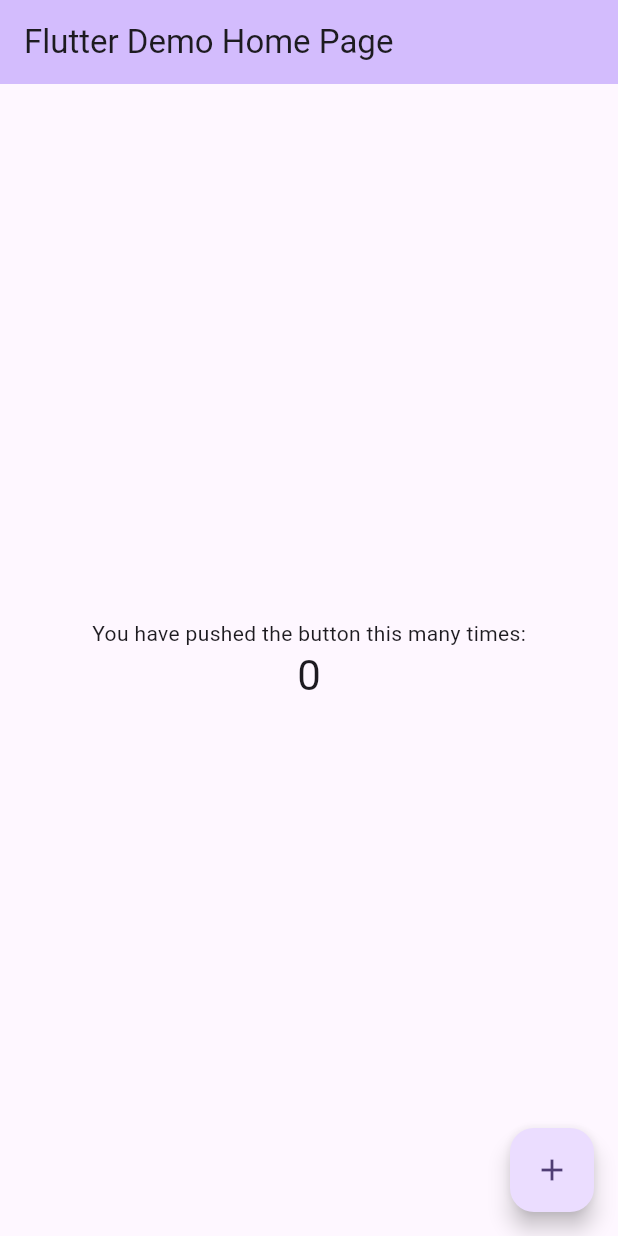
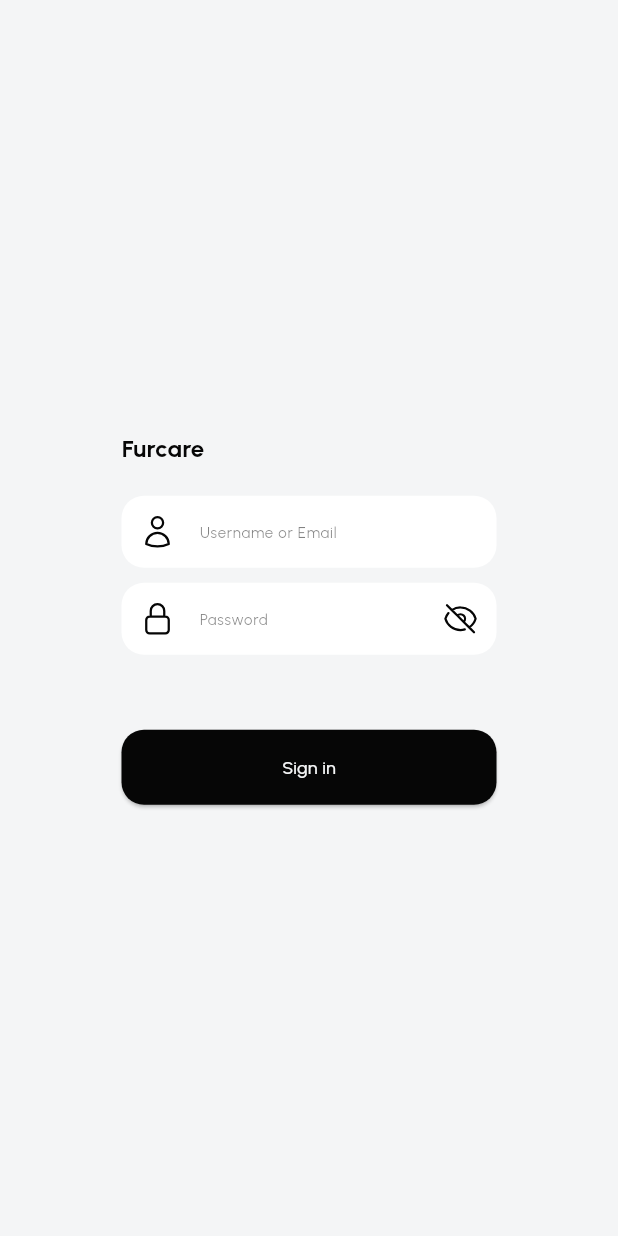
Before and after one commit to kloyaa/furcarev2, a Flutter app: the screen it shows after launch, on a phone screen of 412 x 824 dp. Run offline on Flutter 3.47's test engine with Material 3 defaults, Android fonts, the phone set to English and light mode, and no system bars; our stand-ins replace dio, google_fonts, heroicons.

Commit message:
feat(client): create auth screen

```diff
--- /dev/null
+++ b/lib/consts/colors.dart
@@ -0,0 +1,27 @@
+import 'package:flutter/material.dart';
+
+class AppColors {
+  static const Color primary = Color(0xFF060606);
+  static const Color secondary = Color(0xFFf4f5f6);
+  static const Color danger = Color(0xFFFF0109);
+  static const Color menuBackground = Color(0xFF090912);
+  static const Color itemsBackground = Color(0xFF1B2339);
+  static const Color pageBackground = Color(0xFF282E45);
+  static const Color mainTextColor1 = Colors.white;
+  static const Color mainTextColor2 = Colors.white70;
+  static const Color mainTextColor3 = Colors.white38;
+  static const Color mainGridLineColor = Colors.white10;
+  static const Color borderColor = Colors.white54;
+  static const Color gridLinesColor = Color(0x11FFFFFF);
+
+  static const Color contentColorBlack = Colors.black;
+  static const Color contentColorWhite = Colors.white;
+  static const Color contentColorBlue = Color(0xFF2196F3);
+  static const Color contentColorYellow = Color(0xFFFFC300);
+  static const Color contentColorOrange = Color(0xFFFF683B);
+  static const Color contentColorGreen = Color(0xFF3BFF49);
+  static const Color contentColorPurple = Color(0xFF6E1BFF);
+  static const Color contentColorPink = Color(0xFFFF3AF2);
+  static const Color contentColorRed = Color(0xFFE80054);
+  static const Color contentColorCyan = Color(0xFF50E4FF);
+}
--- a/lib/main.dart
+++ b/lib/main.dart
@@ -1,4 +1,5 @@
 import 'package:flutter/material.dart';
+import 'package:furcarev2/screens/auth/screen_admin_login.dart';
 
 void main() {
   runApp(const MyApp());
@@ -11,115 +12,12 @@
   @override
   Widget build(BuildContext context) {
     return MaterialApp(
-      title: 'Flutter Demo',
+      title: 'Furcare v2',
       theme: ThemeData(
-        // This is the theme of your application.
-        //
-        // TRY THIS: Try running your application with "flutter run". You'll see
-        // the application has a purple toolbar. Then, without quitting the app,
-        // try changing the seedColor in the colorScheme below to Colors.green
-        // and then invoke "hot reload" (save your changes or press the "hot
-        // reload" button in a Flutter-supported IDE, or press "r" if you used
-        // the command line to start the app).
-        //
-        // Notice that the counter didn't reset back to zero; the application
-        // state is not lost during the reload. To reset the state, use hot
-        // restart instead.
-        //
-        // This works for code too, not just values: Most code changes can be
-        // tested with just a hot reload.
         colorScheme: ColorScheme.fromSeed(seedColor: Colors.deepPurple),
         useMaterial3: true,
       ),
-      home: const MyHomePage(title: 'Flutter Demo Home Page'),
+      home: const ScreenAdminLogin(),
     );
   }
 }
-
-class MyHomePage extends StatefulWidget {
-  const MyHomePage({super.key, required this.title});
-
-  // This widget is the home page of your application. It is stateful, meaning
-  // that it has a State object (defined below) that contains fields that affect
-  // how it looks.
-
-  // This class is the configuration for the state. It holds the values (in this
-  // case the title) provided by the parent (in this case the App widget) and
-  // used by the build method of the State. Fields in a Widget subclass are
-  // always marked "final".
-
-  final String title;
-
-  @override
-  State<MyHomePage> createState() => _MyHomePageState();
-}
-
-class _MyHomePageState extends State<MyHomePage> {
-  int _counter = 0;
-
-  void _incrementCounter() {
-    setState(() {
-      // This call to setState tells the Flutter framework that something has
-      // changed in this State, which causes it to rerun the build method below
-      // so that the display can reflect the updated values. If we changed
-      // _counter without calling setState(), then the build method would not be
-      // called again, and so nothing would appear to happen.
-      _counter++;
-    });
-  }
-
-  @override
-  Widget build(BuildContext context) {
-    // This method is rerun every time setState is called, for instance as done
-    // by the _incrementCounter method above.
-    //
-    // The Flutter framework has been optimized to make rerunning build methods
-    // fast, so that you can just rebuild anything that needs updating rather
-    // than having to individually change instances of widgets.
-    return Scaffold(
-      appBar: AppBar(
-        // TRY THIS: Try changing the color here to a specific color (to
-        // Colors.amber, perhaps?) and trigger a hot reload to see the AppBar
-        // change color while the other colors stay the same.
-        backgroundColor: Theme.of(context).colorScheme.inversePrimary,
-        // Here we take the value from the MyHomePage object that was created by
-        // the App.build method, and use it to set our appbar title.
-        title: Text(widget.title),
-      ),
-      body: Center(
-        // Center is a layout widget. It takes a single child and positions it
-        // in the middle of the parent.
-        child: Column(
-          // Column is also a layout widget. It takes a list of children and
-          // arranges them vertically. By default, it sizes itself to fit its
-          // children horizontally, and tries to be as tall as its parent.
-          //
-          // Column has various properties to control how it sizes itself and
-          // how it positions its children. Here we use mainAxisAlignment to
-          // center the children vertically; the main axis here is the vertical
-          // axis because Columns are vertical (the cross axis would be
-          // horizontal).
-          //
-          // TRY THIS: Invoke "debug painting" (choose the "Toggle Debug Paint"
-          // action in the IDE, or press "p" in the console), to see the
-          // wireframe for each widget.
-          mainAxisAlignment: MainAxisAlignment.center,
-          children: <Widget>[
-            const Text(
-              'You have pushed the button this many times:',
-            ),
-            Text(
-              '$_counter',
-              style: Theme.of(context).textTheme.headlineMedium,
-            ),
-          ],
-        ),
-      ),
-      floatingActionButton: FloatingActionButton(
-        onPressed: _incrementCounter,
-        tooltip: 'Increment',
-        child: const Icon(Icons.add),
-      ), // This trailing comma makes auto-formatting nicer for build methods.
-    );
-  }
-}
--- /dev/null
+++ b/lib/screens/auth/screen_admin_login.dart
@@ -0,0 +1,141 @@
+import 'package:flutter/material.dart';
+import 'package:furcarev2/consts/colors.dart';
+import 'package:google_fonts/google_fonts.dart';
+import 'package:heroicons/heroicons.dart';
+
+class ScreenAdminLogin extends StatefulWidget {
+  const ScreenAdminLogin({super.key});
+
+  @override
+  State<ScreenAdminLogin> createState() => _ScreenAdminLoginState();
+}
+
+class _ScreenAdminLoginState extends State<ScreenAdminLogin> {
+  // State
+  bool _isPasswordVisible = false;
+
+  @override
+  Widget build(BuildContext context) {
+    return GestureDetector(
+      onTap: () => FocusManager.instance.primaryFocus?.unfocus(),
+      child: Scaffold(
+        resizeToAvoidBottomInset: false,
+        backgroundColor: AppColors.secondary,
+        body: Center(
+          child: SizedBox(
+            width: 250,
+            child: Column(
+              crossAxisAlignment: CrossAxisAlignment.start,
+              mainAxisAlignment: MainAxisAlignment.center,
+              children: [
+                Text(
+                  "Furcare",
+                  style: GoogleFonts.urbanist(
+                    color: AppColors.primary,
+                    fontSize: 16.0,
+                    fontWeight: FontWeight.bold,
+                  ),
+                ),
+                const SizedBox(height: 20.0),
+                Container(
+                  decoration: BoxDecoration(
+                    color: Colors.white,
+                    borderRadius: BorderRadius.circular(15.0),
+                  ),
+                  child: TextFormField(
+                    // controller: _usernameController,
+                    // focusNode: _usernameFocus,
+                    decoration: InputDecoration(
+                      fillColor: AppColors.primary,
+                      labelText: "Username or Email",
+                      labelStyle: GoogleFonts.urbanist(
+                        color: AppColors.primary.withOpacity(0.5),
+                        fontSize: 10.0,
+                      ),
+                      prefixIcon: const HeroIcon(HeroIcons.user),
+                      prefixIconColor: AppColors.primary,
+                      border: InputBorder.none,
+                      enabledBorder: InputBorder.none,
+                      focusedBorder: InputBorder.none,
+                      floatingLabelAlignment: FloatingLabelAlignment.start,
+                    ),
+                    style: const TextStyle(
+                      color: AppColors.primary,
+                      fontSize: 12.0,
+                    ),
+                  ),
+                ),
+                const SizedBox(height: 10.0),
+                Container(
+                  decoration: BoxDecoration(
+                    color: Colors.white,
+                    borderRadius: BorderRadius.circular(15.0),
+                  ),
+                  child: TextFormField(
+                    // controller: _passwordController,
+                    // focusNode: _passwordFocus,
+                    obscureText: !_isPasswordVisible,
+                    decoration: InputDecoration(
+                      fillColor: Colors.white,
+                      labelText: "Password",
+                      labelStyle: GoogleFonts.urbanist(
+                        color: AppColors.primary.withOpacity(0.5),
+                        fontSize: 10.0,
+                      ),
+                      prefixIcon: const HeroIcon(HeroIcons.lockClosed),
+                      prefixIconColor: AppColors.primary,
+                      border: InputBorder.none,
+                      enabledBorder: InputBorder.none,
+                      focusedBorder: InputBorder.none,
+                      suffixIcon: GestureDetector(
+                        onTap: () {
+                          setState(() {
+                            _isPasswordVisible = !_isPasswordVisible;
+                          });
+                        },
+                        child: HeroIcon(
+                          _isPasswordVisible
+                              ? HeroIcons.eye
+                              : HeroIcons.eyeSlash,
+                          color: AppColors.primary,
+                        ),
+                      ),
+                    ),
+                    style: const TextStyle(
+                        color: AppColors.primary, fontSize: 12.0),
+                  ),
+                ),
+                const SizedBox(height: 50.0),
+                ElevatedButton(
+                  onPressed: () async {
+                    // await login(context);
+                  },
+                  style: ElevatedButton.styleFrom(
+                    foregroundColor: Colors.white,
+                    backgroundColor: AppColors.primary,
+                    shape: RoundedRectangleBorder(
+                      borderRadius: BorderRadius.circular(15.0),
+                    ),
+                  ),
+                  child: SizedBox(
+                    width: double.infinity,
+                    height: 50,
+                    child: Center(
+                      child: Text(
+                        'Sign in',
+                        style: GoogleFonts.urbanist(
+                          color: AppColors.secondary,
+                          fontSize: 12.0,
+                        ),
+                      ),
+                    ),
+                  ),
+                ),
+              ],
+            ),
+          ),
+        ),
+      ),
+    );
+  }
+}
```
